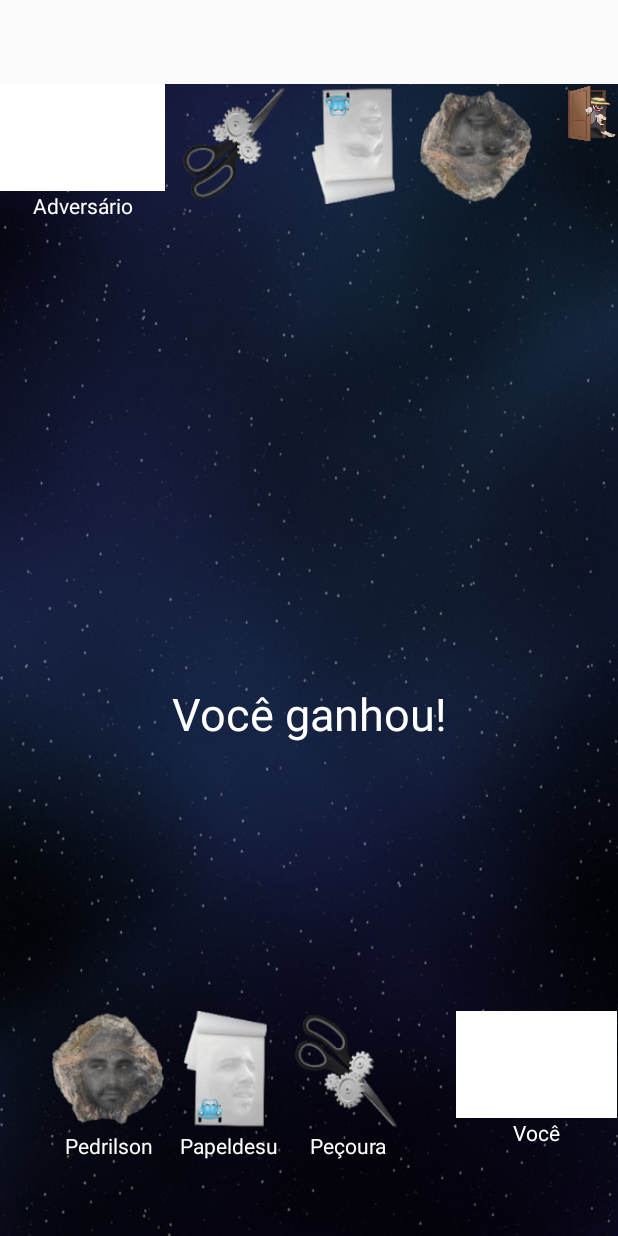
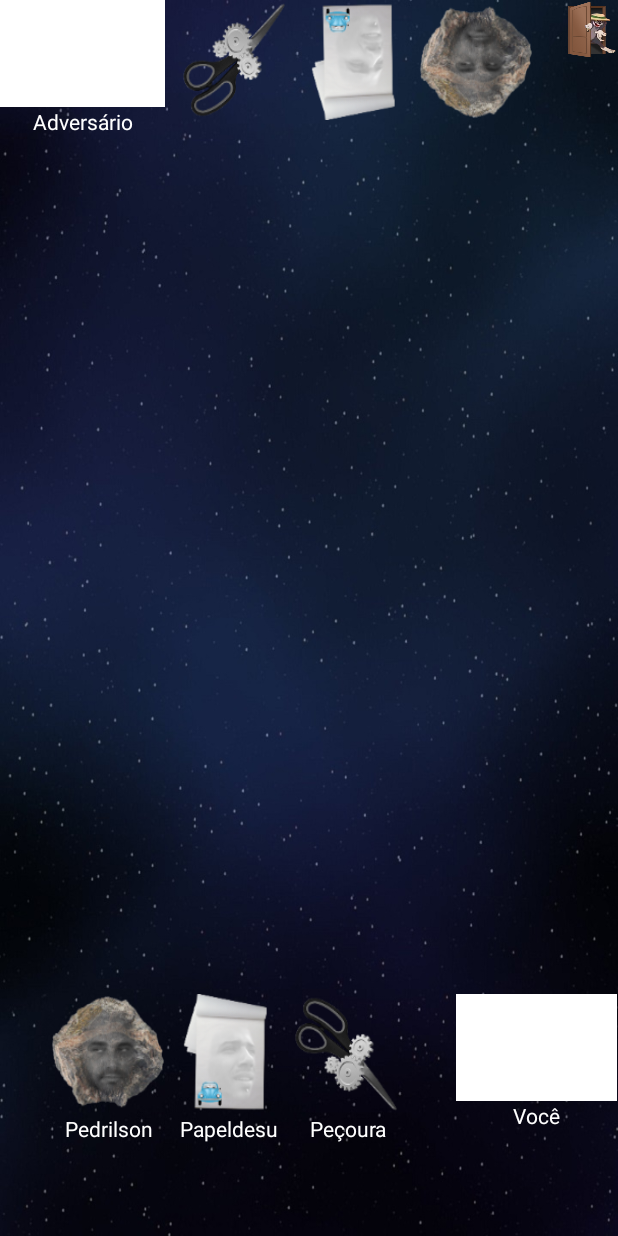
Before and after one commit to FilipeSsant/Jokenpeca, an Android app: the Arena screen opened directly, with no data from a screen before it, on a phone screen of 412 x 824 dp. Run offline under Robolectric (Android 15) with nearby library versions, the phone set to English and light mode, and no system bars; 2 statements that could not run were skipped.

Commit message:
algumas alterações

```diff
--- a/app/src/main/java/br/com/gamesseller/yugiooh/Arena.java
+++ b/app/src/main/java/br/com/gamesseller/yugiooh/Arena.java
@@ -50,12 +50,11 @@ public class Arena extends AppCompatActivity {
     public static ConnectionThread connect;
     String modo = "";
 
+
     @Override
     protected void onCreate(Bundle savedInstanceState) {
         super.onCreate(savedInstanceState);
         setContentView(R.layout.activity_arena);
-
-        getSupportActionBar().hide();
 
         context = this;
 
--- a/app/src/main/res/layout/content_arena.xml
+++ b/app/src/main/res/layout/content_arena.xml
@@ -100,7 +100,6 @@
             android:id="@+id/textoStatusPartida"
             android:layout_width="match_parent"
             android:layout_height="50dp"
-            android:text="Você ganhou!"
             android:textColor="#fff"
             android:textAlignment="center"
             android:textSize="30dp"/>
--- a/app/src/main/res/values/colors.xml
+++ b/app/src/main/res/values/colors.xml
@@ -1,6 +1,6 @@
 <?xml version="1.0" encoding="utf-8"?>
 <resources>
-    <color name="colorPrimary">#000000</color>
+    <color name="colorPrimary">#020231</color>
     <color name="colorPrimaryDark">#020231</color>
-    <color name="colorAccent">#FF4081</color>
+    <color name="colorAccent">#ffffff</color>
 </resources>
--- a/app/src/main/res/values/strings.xml
+++ b/app/src/main/res/values/strings.xml
@@ -1,8 +1,5 @@
 <resources>
-    <string name="app_name">YU GI OOH</string>
+    <string name="app_name">Jokenpeça</string>
     <string name="action_settings">Settings</string>
     <string name="title_activity_jogar"></string>
-    <string name="title_activity_inventario">InventarioActivity</string>
-    <string name="title_activity_main2">Main2Activity</string>
-    <string name="title_activity_background_music">BackgroundMusic</string>
 </resources>
```
Also changed, not shown: app/src/main/AndroidManifest.xml (+2 -5 lines).
